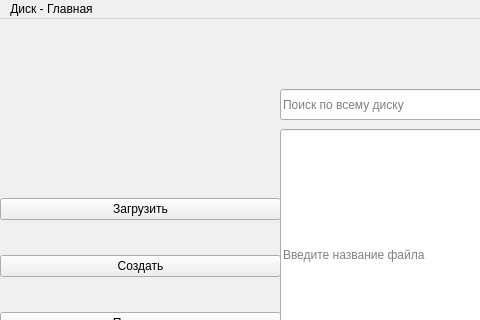
Qt form yadisk-client/mainwindow.ui (dolphinBinary/yadisk_client) before a commit; both pictures show x 0 to 480 and y 0 to 320 of the 1250 by 738 pixel window.
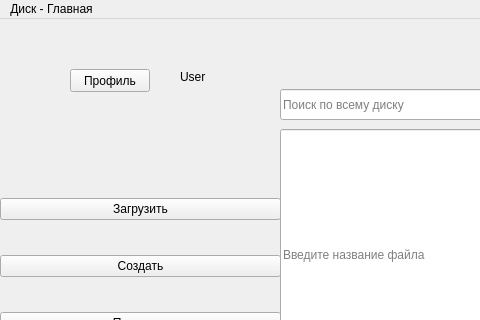
The same form after that commit.

Commit message: feat YAC-3 * Добавил два новых окна: Профиль и загрузка файла

```diff
--- a/yadisk-client/mainwindow.ui
+++ b/yadisk-client/mainwindow.ui
@@ -179,6 +179,32 @@
      <string>Удалить</string>
     </property>
    </widget>
+   <widget class="QPushButton" name="profile">
+    <property name="geometry">
+     <rect>
+      <x>70</x>
+      <y>50</y>
+      <width>80</width>
+      <height>23</height>
+     </rect>
+    </property>
+    <property name="text">
+     <string>Профиль</string>
+    </property>
+   </widget>
+   <widget class="QLabel" name="userName">
+    <property name="geometry">
+     <rect>
+      <x>180</x>
+      <y>50</y>
+      <width>57</width>
+      <height>15</height>
+     </rect>
+    </property>
+    <property name="text">
+     <string>User</string>
+    </property>
+   </widget>
   </widget>
   <widget class="QMenuBar" name="menubar">
    <property name="geometry">
```
The commit also changes 10 other files.
